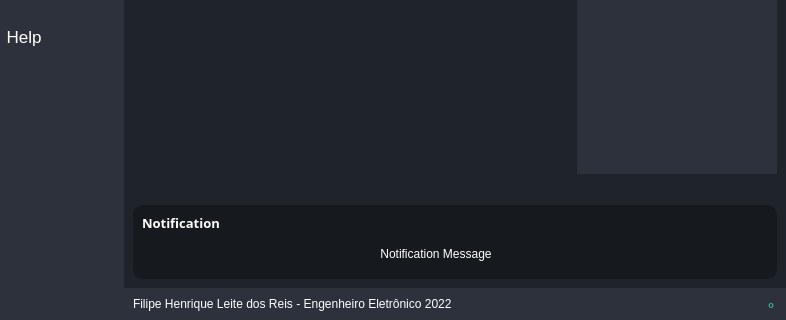
Qt form interface_22_modern_tutorial.ui (filipehlreis/code-description-manager) before a commit; both pictures show x 254 to 1040 and y 289 to 609 of the 1040 by 609 pixel window.
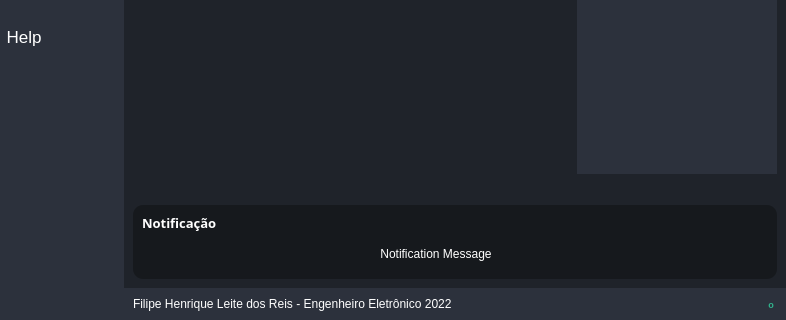
The same form after that commit. Icons and pictures are not drawn. Custom widgets are drawn as their Qt base class.

Commit message:
popup de notificação quando erro import/export excel
Informa ao usuário, através de uma notificação popup, quando não é encontrado um banco de dados já existente quando o programa é inicializado ou quando o usuário tenta gravar no disco o banco de dados, mas é inexistente no programa.

```diff
--- a/interface_22_modern_tutorial.ui
+++ b/interface_22_modern_tutorial.ui
@@ -1727,7 +1727,7 @@
                 </font>
                </property>
                <property name="text">
-                <string>Notification</string>
+                <string>Notificação</string>
                </property>
               </widget>
              </item>
```
Left out of the diff: 2 changed lines with no effect on the pictures. The commit also changes 3 other files.
